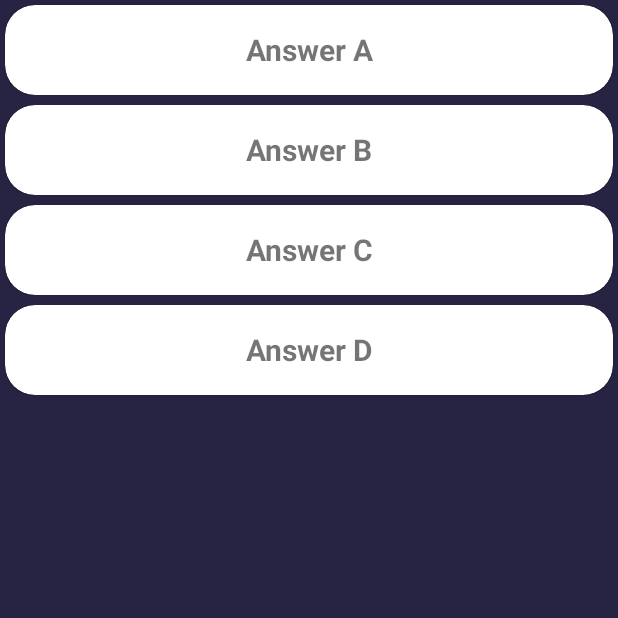
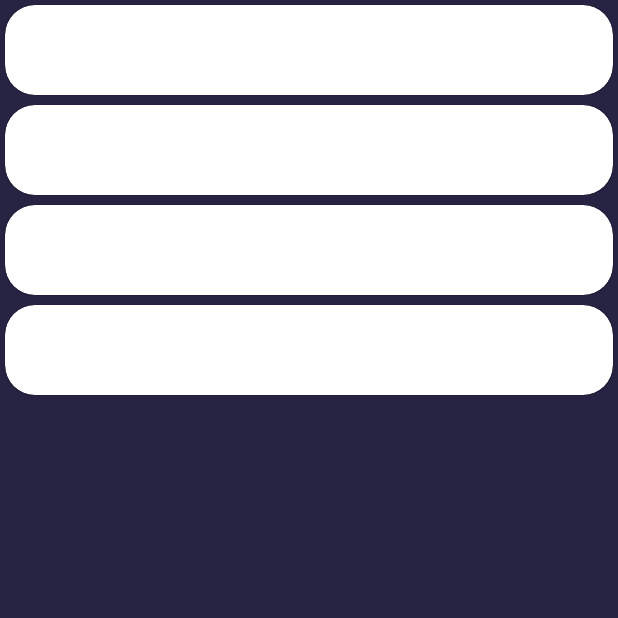
Before and after one commit to Saregard/module-306-a-team, an Android app: the GameActivity screen opened directly, with no data from a screen before it, on a phone screen of 412 x 824 dp, the top half of it. Run offline under Robolectric (Android 15) with nearby library versions, the phone set to English and light mode, and no system bars.

Commit message:
fix: formatLayoutFiles and implemented stringResources to LayoutFile

```diff
--- a/app/src/main/res/layout/activity_game.xml
+++ b/app/src/main/res/layout/activity_game.xml
@@ -32,7 +32,7 @@
                 android:layout_marginEnd="20dp"
                 android:textAppearance="?attr/textAppearanceHeadline6"
                 tools:text="How much is 1+1?" />
-            <!-- Buttons -->
+
             <LinearLayout
                 android:layout_width="wrap_content"
                 android:layout_height="wrap_content"
@@ -42,22 +42,19 @@
                 <TextView
                     android:layout_width="wrap_content"
                     android:layout_height="wrap_content"
-                    android:text="Rank : 1500 | " />
+                    tools:text="Rank: 1500" />
 
                 <TextView
                     android:layout_width="wrap_content"
                     android:layout_height="wrap_content"
-                    android:text="Level: Hard |" />
+                    tools:text="Level: Hard" />
 
                 <TextView
                     android:id="@+id/questionNumber"
                     android:layout_width="wrap_content"
                     android:layout_height="wrap_content"
                     tools:text="Finished Questions: 10/ 10"/>
-
-
             </LinearLayout>
-
         </LinearLayout>
 
     </com.google.android.material.card.MaterialCardView>
@@ -66,7 +63,6 @@
         android:layout_height="wrap_content"
         android:gravity="center"
         android:orientation="vertical">
-
 
         <com.google.android.material.card.MaterialCardView
             android:id="@+id/gamePlayCardViewAnswerA"
@@ -82,10 +78,9 @@
                 android:layout_width="match_parent"
                 android:layout_height="match_parent"
                 android:gravity="center"
-                android:text="Answer A"
+                tools:text="Answer A"
                 android:textSize="20sp"
                 android:textStyle="bold" />
-
         </com.google.android.material.card.MaterialCardView>
 
         <com.google.android.material.card.MaterialCardView
@@ -102,10 +97,9 @@
                 android:layout_width="match_parent"
                 android:layout_height="match_parent"
                 android:gravity="center"
-                android:text="Answer B"
+                tools:text="Answer B"
                 android:textSize="20sp"
                 android:textStyle="bold" />
-
         </com.google.android.material.card.MaterialCardView>
 
         <com.google.android.material.card.MaterialCardView
@@ -122,10 +116,9 @@
                 android:layout_width="match_parent"
                 android:layout_height="match_parent"
                 android:gravity="center"
-                android:text="Answer C"
+                tools:text="Answer C"
                 android:textSize="20sp"
                 android:textStyle="bold" />
-
         </com.google.android.material.card.MaterialCardView>
 
         <com.google.android.material.card.MaterialCardView
@@ -142,10 +135,9 @@
                 android:layout_width="match_parent"
                 android:layout_height="match_parent"
                 android:gravity="center"
-                android:text="Answer D"
+                tools:text="Answer D"
                 android:textSize="20sp"
                 android:textStyle="bold" />
-
         </com.google.android.material.card.MaterialCardView>
     </LinearLayout>
 
@@ -160,7 +152,7 @@
             android:layout_height="wrap_content"
             android:layout_gravity="center"
             android:layout_marginTop="5dp"
-            android:text="Timer"
+            android:text="@string/timer"
             android:textColor="@color/white"
             android:textSize="12sp"
             android:visibility="gone" />
@@ -179,9 +171,8 @@
             android:layout_gravity="center"
             android:layout_marginTop="5dp"
             android:visibility="gone"
-            android:text="Next Question"
+            android:text="@string/next_question"
             android:textColor="@color/white"
             android:textSize="12sp" />
     </LinearLayout>
-
 </LinearLayout>
--- a/app/src/main/res/layout/activity_login_page.xml
+++ b/app/src/main/res/layout/activity_login_page.xml
@@ -64,5 +64,4 @@
         android:layout_gravity="center"
         android:layout_marginBottom="20dp"
         android:text="@string/create_account" />
-
 </LinearLayout>
```
Also changed, not shown: app/src/main/res/layout/activity_profile_page.xml (+3 -11 lines), app/src/main/res/values/strings.xml (+10 -0 lines).
